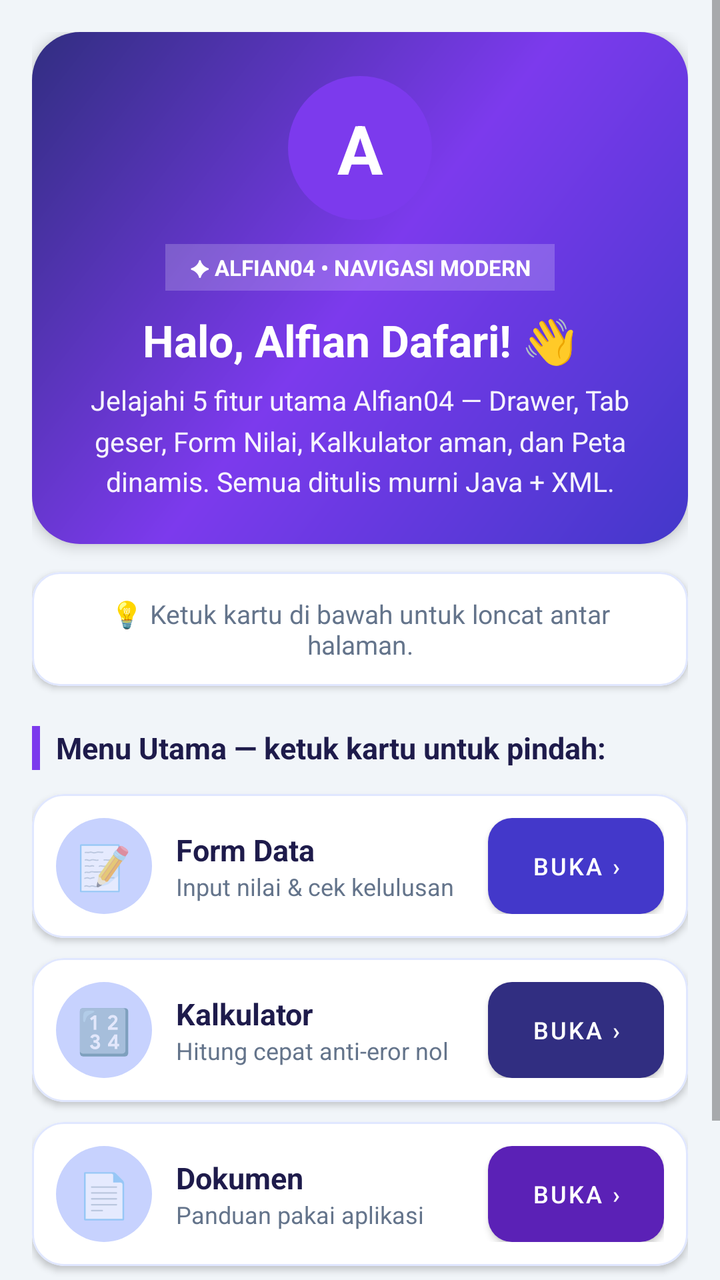
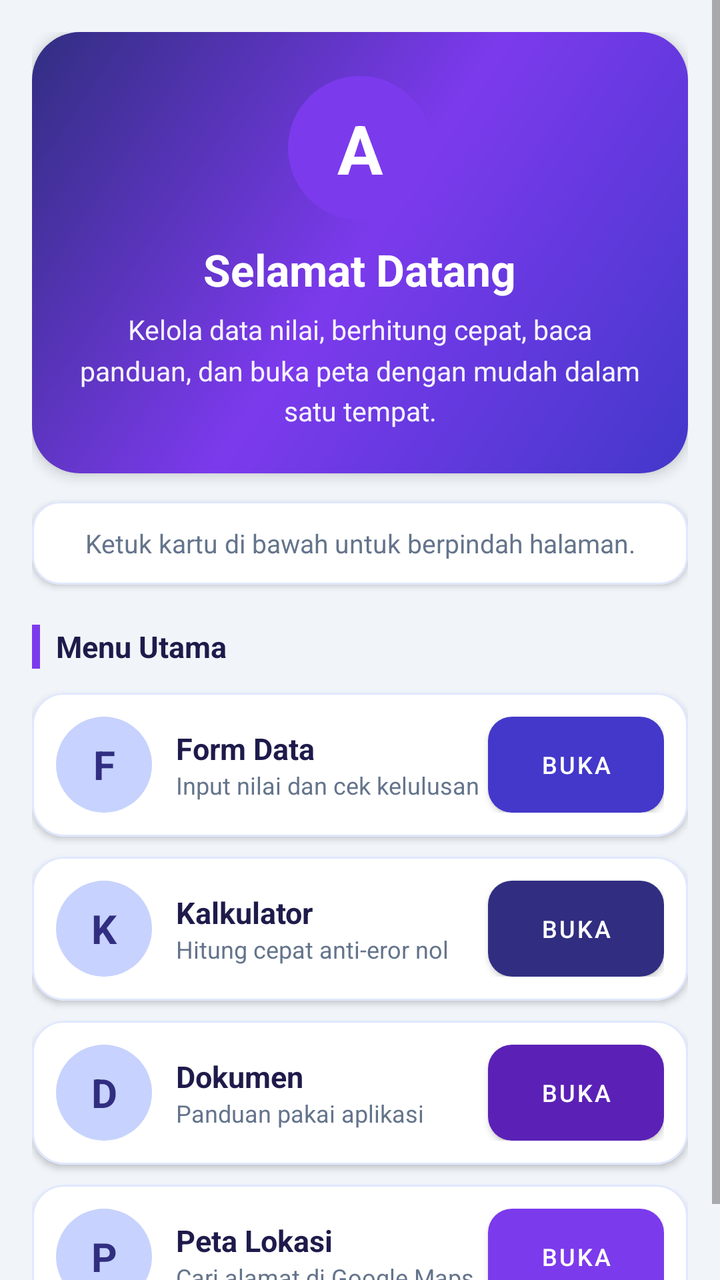

Two renders of the same Android screen: before a commit and after it. Below are the layout's source before the change and the commit's diff.
<!-- AndroidManifest.xml: application theme Theme.Alfian04 -->
<!-- res/layout/fragment_home.xml -->
<?xml version="1.0" encoding="utf-8"?>
<ScrollView xmlns:android="http://schemas.android.com/apk/res/android"
    xmlns:app="http://schemas.android.com/apk/res-auto"
    android:layout_width="match_parent"
    android:layout_height="match_parent"
    android:background="@color/background"
    android:fillViewport="true">

    <LinearLayout
        android:layout_width="match_parent"
        android:layout_height="wrap_content"
        android:orientation="vertical"
        android:padding="16dp">

        
        <LinearLayout
            android:layout_width="match_parent"
            android:layout_height="wrap_content"
            android:background="@drawable/bg_hero_banner"
            android:elevation="4dp"
            android:gravity="center_horizontal"
            android:orientation="vertical"
            android:padding="22dp">

            <TextView
                android:layout_width="72dp"
                android:layout_height="72dp"
                android:background="@drawable/bg_avatar_circle"
                android:gravity="center"
                android:text="A"
                android:textColor="@color/white"
                android:textSize="34sp"
                android:textStyle="bold" />

            <TextView
                android:layout_width="wrap_content"
                android:layout_height="wrap_content"
                android:layout_marginTop="12dp"
                android:background="#33FFFFFF"
                android:gravity="center"
                android:paddingStart="12dp"
                android:paddingEnd="12dp"
                android:paddingTop="4dp"
                android:paddingBottom="4dp"
                android:text="✦ ALFIAN04 • NAVIGASI MODERN"
                android:textColor="@color/white"
                android:textSize="11sp"
                android:textStyle="bold" />

            <TextView
                android:layout_width="wrap_content"
                android:layout_height="wrap_content"
                android:layout_marginTop="10dp"
                android:gravity="center"
                android:text="@string/home_welcome_title"
                android:textColor="@color/white"
                android:textSize="22sp"
                android:textStyle="bold" />

            <TextView
                android:layout_width="match_parent"
                android:layout_height="wrap_content"
                android:layout_marginTop="6dp"
                android:gravity="center"
                android:lineSpacingMultiplier="1.25"
                android:text="@string/home_welcome_desc"
                android:textColor="#F0FFFFFF"
                android:textSize="13.5sp" />
        </LinearLayout>

        
        <com.google.android.material.card.MaterialCardView
            android:layout_width="match_parent"
            android:layout_height="wrap_content"
            android:layout_marginTop="14dp"
            app:cardBackgroundColor="@color/card_background"
            app:cardCornerRadius="14dp"
            app:cardElevation="2dp"
            app:strokeColor="@color/divider"
            app:strokeWidth="1dp">

            <TextView
                android:layout_width="match_parent"
                android:layout_height="wrap_content"
                android:gravity="center"
                android:padding="12dp"
                android:text="💡 Ketuk kartu di bawah untuk loncat antar halaman."
                android:textColor="@color/text_secondary"
                android:textSize="13sp" />
        </com.google.android.material.card.MaterialCardView>

        
        <LinearLayout
            android:layout_width="match_parent"
            android:layout_height="wrap_content"
            android:layout_marginTop="20dp"
            android:layout_marginBottom="12dp"
            android:gravity="center_vertical"
            android:orientation="horizontal">

            <View
                android:layout_width="4dp"
                android:layout_height="22dp"
                android:background="@color/accent" />

            <TextView
                android:layout_width="wrap_content"
                android:layout_height="wrap_content"
                android:layout_marginStart="8dp"
                android:text="@string/home_quick_access"
                android:textColor="@color/text_primary"
                android:textSize="15sp"
                android:textStyle="bold" />
        </LinearLayout>

        
        <com.google.android.material.card.MaterialCardView
            android:layout_width="match_parent"
            android:layout_height="wrap_content"
            app:cardBackgroundColor="@color/card_background"
            app:cardCornerRadius="16dp"
            app:cardElevation="2dp"
            app:strokeColor="@color/divider"
            app:strokeWidth="1dp">

            <LinearLayout
                android:layout_width="match_parent"
                android:layout_height="wrap_content"
                android:gravity="center_vertical"
                android:orientation="horizontal"
                android:padding="12dp">

                <TextView
                    android:layout_width="48dp"
                    android:layout_height="48dp"
                    android:background="@drawable/bg_pill_badge"
                    android:gravity="center"
                    android:text="📝"
                    android:textSize="22sp" />

                <LinearLayout
                    android:layout_width="0dp"
                    android:layout_height="wrap_content"
                    android:layout_marginStart="12dp"
                    android:layout_weight="1"
                    android:orientation="vertical">

                    <TextView
                        android:layout_width="wrap_content"
                        android:layout_height="wrap_content"
                        android:text="Form Data"
                        android:textColor="@color/text_primary"
                        android:textSize="15sp"
                        android:textStyle="bold" />

                    <TextView
                        android:layout_width="wrap_content"
                        android:layout_height="wrap_content"
                        android:text="Input nilai &amp; cek kelulusan"
                        android:textColor="@color/text_secondary"
                        android:textSize="12sp" />
                </LinearLayout>

                <com.google.android.material.button.MaterialButton
                    android:id="@+id/btn_quick_feature"
                    android:layout_width="wrap_content"
                    android:layout_height="48dp"
                    android:insetTop="0dp"
                    android:insetBottom="0dp"
                    android:text="BUKA ›"
                    android:textSize="12sp"
                    app:backgroundTint="@color/primary"
                    app:cornerRadius="12dp" />
            </LinearLayout>
        </com.google.android.material.card.MaterialCardView>

        
        <com.google.android.material.card.MaterialCardView
            android:layout_width="match_parent"
            android:layout_height="wrap_content"
            android:layout_marginTop="10dp"
            app:cardBackgroundColor="@color/card_background"
            app:cardCornerRadius="16dp"
            app:cardElevation="2dp"
            app:strokeColor="@color/divider"
            app:strokeWidth="1dp">

            <LinearLayout
                android:layout_width="match_parent"
                android:layout_height="wrap_content"
                android:gravity="center_vertical"
                android:orientation="horizontal"
                android:padding="12dp">

                <TextView
                    android:layout_width="48dp"
                    android:layout_height="48dp"
                    android:background="@drawable/bg_pill_badge"
                    android:gravity="center"
                    android:text="🔢"
                    android:textSize="22sp" />

                <LinearLayout
                    android:layout_width="0dp"
                    android:layout_height="wrap_content"
                    android:layout_marginStart="12dp"
                    android:layout_weight="1"
                    android:orientation="vertical">

                    <TextView
                        android:layout_width="wrap_content"
                        android:layout_height="wrap_content"
                        android:text="Kalkulator"
                        android:textColor="@color/text_primary"
                        android:textSize="15sp"
                        android:textStyle="bold" />

                    <TextView
                        android:layout_width="wrap_content"
                        android:layout_height="wrap_content"
                        android:text="Hitung cepat anti-eror nol"
                        android:textColor="@color/text_secondary"
                        android:textSize="12sp" />
                </LinearLayout>

                <com.google.android.material.button.MaterialButton
                    android:id="@+id/btn_quick_calc"
                    android:layout_width="wrap_content"
                    android:layout_height="48dp"
                    android:insetTop="0dp"
                    android:insetBottom="0dp"
                    android:text="BUKA ›"
                    android:textSize="12sp"
                    app:backgroundTint="@color/primary_dark"
                    app:cornerRadius="12dp" />
            </LinearLayout>
        </com.google.android.material.card.MaterialCardView>

        
        <com.google.android.material.card.MaterialCardView
            android:layout_width="match_parent"
            android:layout_height="wrap_content"
            android:layout_marginTop="10dp"
            app:cardBackgroundColor="@color/card_background"
            app:cardCornerRadius="16dp"
            app:cardElevation="2dp"
            app:strokeColor="@color/divider"
            app:strokeWidth="1dp">

            <LinearLayout
                android:layout_width="match_parent"
                android:layout_height="wrap_content"
                android:gravity="center_vertical"
                android:orientation="horizontal"
                android:padding="12dp">

                <TextView
                    android:layout_width="48dp"
                    android:layout_height="48dp"
                    android:background="@drawable/bg_pill_badge"
                    android:gravity="center"
                    android:text="📄"
                    android:textSize="22sp" />

                <LinearLayout
                    android:layout_width="0dp"
                    android:layout_height="wrap_content"
                    android:layout_marginStart="12dp"
                    android:layout_weight="1"
                    android:orientation="vertical">

                    <TextView
                        android:layout_width="wrap_content"
                        android:layout_height="wrap_content"
                        android:text="Dokumen"
                        android:textColor="@color/text_primary"
                        android:textSize="15sp"
                        android:textStyle="bold" />

                    <TextView
                        android:layout_width="wrap_content"
                        android:layout_height="wrap_content"
                        android:text="Panduan pakai aplikasi"
                        android:textColor="@color/text_secondary"
                        android:textSize="12sp" />
                </LinearLayout>

                <com.google.android.material.button.MaterialButton
                    android:id="@+id/btn_quick_doc"
                    android:layout_width="wrap_content"
                    android:layout_height="48dp"
                    android:insetTop="0dp"
                    android:insetBottom="0dp"
                    android:text="BUKA ›"
                    android:textSize="12sp"
                    app:backgroundTint="@color/accent_dark"
                    app:cornerRadius="12dp" />
            </LinearLayout>
        </com.google.android.material.card.MaterialCardView>

        
        <com.google.android.material.card.MaterialCardView
            android:layout_width="match_parent"
            android:layout_height="wrap_content"
            android:layout_marginTop="10dp"
            app:cardBackgroundColor="@color/card_background"
            app:cardCornerRadius="16dp"
            app:cardElevation="2dp"
            app:strokeColor="@color/divider"
            app:strokeWidth="1dp">

            <LinearLayout
                android:layout_width="match_parent"
                android:layout_height="wrap_content"
                android:gravity="center_vertical"
                android:orientation="horizontal"
                android:padding="12dp">

                <TextView
                    android:layout_width="48dp"
                    android:layout_height="48dp"
                    android:background="@drawable/bg_pill_badge"
                    android:gravity="center"
                    android:text="📍"
                    android:textSize="22sp" />

                <LinearLayout
                    android:layout_width="0dp"
                    android:layout_height="wrap_content"
                    android:layout_marginStart="12dp"
                    android:layout_weight="1"
                    android:orientation="vertical">

                    <TextView
                        android:layout_width="wrap_content"
                        android:layout_height="wrap_content"
                        android:text="Peta Lokasi"
                        android:textColor="@color/text_primary"
                        android:textSize="15sp"
                        android:textStyle="bold" />

                    <TextView
                        android:layout_width="wrap_content"
                        android:layout_height="wrap_content"
                        android:text="Cari alamat di Google Maps"
                        android:textColor="@color/text_secondary"
                        android:textSize="12sp" />
                </LinearLayout>

                <com.google.android.material.button.MaterialButton
                    android:id="@+id/btn_quick_maps"
                    android:layout_width="wrap_content"
                    android:layout_height="48dp"
                    android:insetTop="0dp"
                    android:insetBottom="0dp"
                    android:text="BUKA ›"
                    android:textSize="12sp"
                    app:backgroundTint="@color/accent"
                    app:cornerRadius="12dp" />
            </LinearLayout>
        </com.google.android.material.card.MaterialCardView>

    </LinearLayout>
</ScrollView>
<!-- resources referenced by this layout -->
<resources>
  <color name="accent">#7C3AED</color>
  <color name="accent_dark">#5B21B6</color>
  <color name="background">#F1F5F9</color>
  <color name="card_background">#FFFFFF</color>
  <color name="divider">#E0E7FF</color>
  <color name="primary">#4338CA</color>
  <color name="primary_dark">#312E81</color>
  <color name="text_primary">#1E1B4B</color>
  <color name="text_secondary">#64748B</color>
  <color name="white">#FFFFFFFF</color>
  <!-- drawable bg_avatar_circle (drawable) -->
  <?xml version="1.0" encoding="utf-8"?>
  <shape xmlns:android="http://schemas.android.com/apk/res/android"
      android:shape="oval">
      <solid android:color="@color/accent" />
  </shape>
  <!-- drawable bg_hero_banner (drawable) -->
  <?xml version="1.0" encoding="utf-8"?>
  <shape xmlns:android="http://schemas.android.com/apk/res/android"
      android:shape="rectangle">
      <gradient
          android:angle="135"
          android:startColor="@color/primary"
          android:centerColor="@color/accent"
          android:endColor="@color/primary_dark"
          android:type="linear" />
      <corners android:radius="24dp" />
  </shape>
  <!-- drawable bg_pill_badge (drawable) -->
  <?xml version="1.0" encoding="utf-8"?>
  <shape xmlns:android="http://schemas.android.com/apk/res/android"
      android:shape="rectangle">
      <solid android:color="@color/primary_light" />
      <corners android:radius="50dp" />
  </shape>
  <string name="home_quick_access">Menu Utama — ketuk kartu untuk pindah:</string>
  <string name="home_welcome_desc">Jelajahi 5 fitur utama Alfian04 — Drawer, Tab geser, Form Nilai, Kalkulator aman, dan Peta dinamis. Semua ditulis murni Java + XML.</string>
  <string name="home_welcome_title">Halo, Alfian Dafari! 👋</string>
  <style name="Theme.Alfian04" parent="Base.Theme.Alfian04" />
  <color name="primary_light">#C7D2FE</color>
  <style name="Base.Theme.Alfian04" parent="Theme.MaterialComponents.DayNight.NoActionBar">
          <item name="colorPrimary">@color/primary</item>
          <item name="colorPrimaryDark">@color/primary_dark</item>
          <item name="colorAccent">@color/accent</item>
          <item name="android:statusBarColor">@color/primary_dark</item>
          <item name="editTextStyle">@style/Widget.Alfian04.EditText</item>
      </style>
  <style name="Widget.Alfian04.EditText" parent="Widget.AppCompat.EditText">
          <item name="android:background">@drawable/bg_edit_text</item>
          <item name="android:textColor">@color/edit_text_color</item>
          <item name="android:textColorHint">@color/edit_text_hint</item>
          <item name="android:textSize">15sp</item>
      </style>
  <!-- drawable bg_edit_text (drawable) -->
  <?xml version="1.0" encoding="utf-8"?>
  <shape xmlns:android="http://schemas.android.com/apk/res/android"
      android:shape="rectangle">
      <solid android:color="@color/edit_text_background" />
      <stroke
          android:width="1.5dp"
          android:color="@color/primary" />
      <corners android:radius="12dp" />
      <padding
          android:bottom="10dp"
          android:left="14dp"
          android:right="14dp"
          android:top="10dp" />
  </shape>
  <color name="edit_text_color">#1E1B4B</color>
  <color name="edit_text_hint">#94A3B8</color>
  <color name="edit_text_background">#FFFFFF</color>
</resources>

<!-- the commit's change to res/layout/fragment_home.xml (unified diff, before → after) -->
@@ -35,21 +35,6 @@
             <TextView
                 android:layout_width="wrap_content"
                 android:layout_height="wrap_content"
-                android:layout_marginTop="12dp"
-                android:background="#33FFFFFF"
-                android:gravity="center"
-                android:paddingStart="12dp"
-                android:paddingEnd="12dp"
-                android:paddingTop="4dp"
-                android:paddingBottom="4dp"
-                android:text="✦ ALFIAN04 • NAVIGASI MODERN"
-                android:textColor="@color/white"
-                android:textSize="11sp"
-                android:textStyle="bold" />
-
-            <TextView
-                android:layout_width="wrap_content"
-                android:layout_height="wrap_content"
                 android:layout_marginTop="10dp"
                 android:gravity="center"
                 android:text="@string/home_welcome_title"
@@ -84,7 +69,7 @@
                 android:layout_height="wrap_content"
                 android:gravity="center"
                 android:padding="12dp"
-                android:text="💡 Ketuk kartu di bawah untuk loncat antar halaman."
+                android:text="Ketuk kartu di bawah untuk berpindah halaman."
                 android:textColor="@color/text_secondary"
                 android:textSize="13sp" />
         </com.google.android.material.card.MaterialCardView>
@@ -135,8 +120,10 @@
                     android:layout_height="48dp"
                     android:background="@drawable/bg_pill_badge"
                     android:gravity="center"
-                    android:text="📝"
-                    android:textSize="22sp" />
+                    android:text="F"
+                    android:textColor="@color/primary_dark"
+                    android:textSize="20sp"
+                    android:textStyle="bold" />
 
                 <LinearLayout
                     android:layout_width="0dp"
@@ -156,7 +143,7 @@
                     <TextView
                         android:layout_width="wrap_content"
                         android:layout_height="wrap_content"
-                        android:text="Input nilai &amp; cek kelulusan"
+                        android:text="Input nilai dan cek kelulusan"
                         android:textColor="@color/text_secondary"
                         android:textSize="12sp" />
                 </LinearLayout>
@@ -167,7 +154,7 @@
                     android:layout_height="48dp"
                     android:insetTop="0dp"
                     android:insetBottom="0dp"
-                    android:text="BUKA ›"
+                    android:text="BUKA"
                     android:textSize="12sp"
                     app:backgroundTint="@color/primary"
                     app:cornerRadius="12dp" />
@@ -197,8 +184,10 @@
                     android:layout_height="48dp"
                     android:background="@drawable/bg_pill_badge"
                     android:gravity="center"
-                    android:text="🔢"
-                    android:textSize="22sp" />
+                    android:text="K"
+                    android:textColor="@color/primary_dark"
+                    android:textSize="20sp"
+                    android:textStyle="bold" />
 
                 <LinearLayout
                     android:layout_width="0dp"
@@ -229,7 +218,7 @@
                     android:layout_height="48dp"
                     android:insetTop="0dp"
                     android:insetBottom="0dp"
-                    android:text="BUKA ›"
+                    android:text="BUKA"
                     android:textSize="12sp"
                     app:backgroundTint="@color/primary_dark"
                     app:cornerRadius="12dp" />
@@ -259,8 +248,10 @@
                     android:layout_height="48dp"
                     android:background="@drawable/bg_pill_badge"
                     android:gravity="center"
-                    android:text="📄"
-                    android:textSize="22sp" />
+                    android:text="D"
+                    android:textColor="@color/primary_dark"
+                    android:textSize="20sp"
+                    android:textStyle="bold" />
 
                 <LinearLayout
                     android:layout_width="0dp"
@@ -291,7 +282,7 @@
                     android:layout_height="48dp"
                     android:insetTop="0dp"
                     android:insetBottom="0dp"
-                    android:text="BUKA ›"
+                    android:text="BUKA"
                     android:textSize="12sp"
                     app:backgroundTint="@color/accent_dark"
                     app:cornerRadius="12dp" />
@@ -321,8 +312,10 @@
                     android:layout_height="48dp"
                     android:background="@drawable/bg_pill_badge"
                     android:gravity="center"
-                    android:text="📍"
-                    android:textSize="22sp" />
+                    android:text="P"
+                    android:textColor="@color/primary_dark"
+                    android:textSize="20sp"
+                    android:textStyle="bold" />
 
                 <LinearLayout
                     android:layout_width="0dp"
@@ -353,7 +346,7 @@
                     android:layout_height="48dp"
                     android:insetTop="0dp"
                     android:insetBottom="0dp"
-                    android:text="BUKA ›"
+                    android:text="BUKA"
                     android:textSize="12sp"
                     app:backgroundTint="@color/accent"
                     app:cornerRadius="12dp" />
<!-- resource entries referenced after the edit -->
@@ -35,9 +35,9 @@
       <solid android:color="@color/primary_light" />
       <corners android:radius="50dp" />
   </shape>
-  <string name="home_quick_access">Menu Utama — ketuk kartu untuk pindah:</string>
-  <string name="home_welcome_desc">Jelajahi 5 fitur utama Alfian04 — Drawer, Tab geser, Form Nilai, Kalkulator aman, dan Peta dinamis. Semua ditulis murni Java + XML.</string>
-  <string name="home_welcome_title">Halo, Alfian Dafari! 👋</string>
+  <string name="home_quick_access">Menu Utama</string>
+  <string name="home_welcome_desc">Kelola data nilai, berhitung cepat, baca panduan, dan buka peta dengan mudah dalam satu tempat.</string>
+  <string name="home_welcome_title">Selamat Datang</string>
   <style name="Theme.Alfian04" parent="Base.Theme.Alfian04" />
   <color name="primary_light">#C7D2FE</color>
   <style name="Base.Theme.Alfian04" parent="Theme.MaterialComponents.DayNight.NoActionBar">
